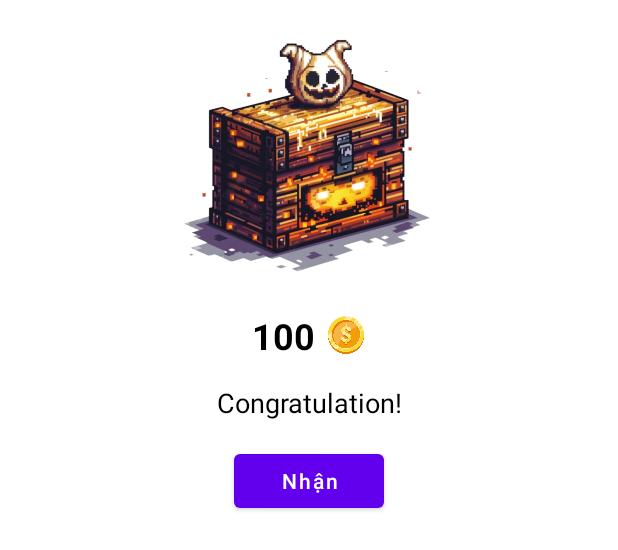
After one commit to godercode/GameTruyTimKhoBau, an Android app: the layout dialog_correct_answer_notifcation.xml on its own in the app's theme, with its tools: preview values and no code run, on a phone screen of 412 x 824 dp. The commit adds this screen. Shown: the top 550 px of the screen. Run offline under Robolectric (Android 15) with nearby library versions, the phone set to English and light mode, and no system bars.

```diff
--- a/app/src/main/java/com/example/gametruytimkhobau/LocationFragment.java
+++ b/app/src/main/java/com/example/gametruytimkhobau/LocationFragment.java
@@ -138,11 +138,7 @@ public class LocationFragment extends Fragment implements OnMapReadyCallback, Pu
                             Toast.makeText(getActivity(), "Không thể tải thông tin người dùng", Toast.LENGTH_SHORT).show();
                         }
                     } else {
-                        // Tạo người dùng mới trong Firebase
-                        User newUser = new User();
-                        newUser.setScore(0);  // Điểm mặc định
-                        userRef.setValue(newUser);
-                        Toast.makeText(getActivity(), "Bắt đầu chơi", Toast.LENGTH_SHORT).show();}
+                        Toast.makeText(getActivity(), "Người chơi không có dữ liệu", Toast.LENGTH_SHORT).show();}
                 }
 
                 @Override
--- /dev/null
+++ b/app/src/main/res/drawable/background_score_notification.xml
@@ -0,0 +1,5 @@
+<?xml version="1.0" encoding="utf-8"?>
+<shape xmlns:android="http://schemas.android.com/apk/res/android">
+    <solid android:color="#80000000" /> <!-- Màu đen mờ (50% opacity) -->
+
+</shape>
--- /dev/null
+++ b/app/src/main/res/layout/dialog_correct_answer_notifcation.xml
@@ -0,0 +1,63 @@
+<?xml version="1.0" encoding="utf-8"?>
+<LinearLayout xmlns:android="http://schemas.android.com/apk/res/android"
+    android:layout_width="match_parent"
+    android:layout_height="match_parent"
+    android:orientation="vertical"
+    android:padding="16dp"
+    android:background="#00000000">
+
+
+    <ImageView
+        android:layout_width="wrap_content"
+        android:layout_height="175dp"
+        android:layout_gravity="center"
+        android:src="@drawable/pngkhobau" />
+
+
+    <LinearLayout
+        android:layout_width="match_parent"
+        android:layout_height="wrap_content"
+        android:orientation="horizontal"
+        android:gravity="center"
+        android:layout_marginTop="16dp">
+
+
+        <TextView
+            android:id="@+id/score"
+            android:layout_width="wrap_content"
+            android:layout_height="wrap_content"
+            android:text="100"
+            android:textSize="24sp"
+            android:textColor="@color/black"
+            android:textStyle="bold" />
+
+        <!-- Biểu tượng đồng xu -->
+        <ImageView
+            android:id="@+id/icon_coin"
+            android:layout_width="25dp"
+            android:layout_height="25dp"
+            android:src="@drawable/coin_icon"
+            android:layout_marginStart="8dp" />
+    </LinearLayout>
+
+    <!-- Chữ chúc mừng -->
+    <TextView
+        android:layout_width="match_parent"
+        android:layout_height="wrap_content"
+        android:text="Congratulation!"
+        android:textSize="18sp"
+        android:textColor="@color/black"
+        android:gravity="center"
+        android:layout_marginTop="16dp" />
+
+    <!-- Nút hành động -->
+    <Button
+        android:id="@+id/btn_receive_score"
+        android:layout_width="100dp"
+        android:layout_height="wrap_content"
+        android:text="Nhận"
+        android:textAllCaps="false"
+        android:textColor="@color/white"
+        android:layout_marginTop="16dp"
+        android:layout_gravity="center"/>
+</LinearLayout>
```
Also changed, not shown: app/src/main/java/com/example/gametruytimkhobau/PuzzleDialogFragment.java (+27 -3 lines), app/src/main/res/values/styles.xml (added, +8 -0 lines), app/src/main/res/drawable/opened_treasure.png (added).
